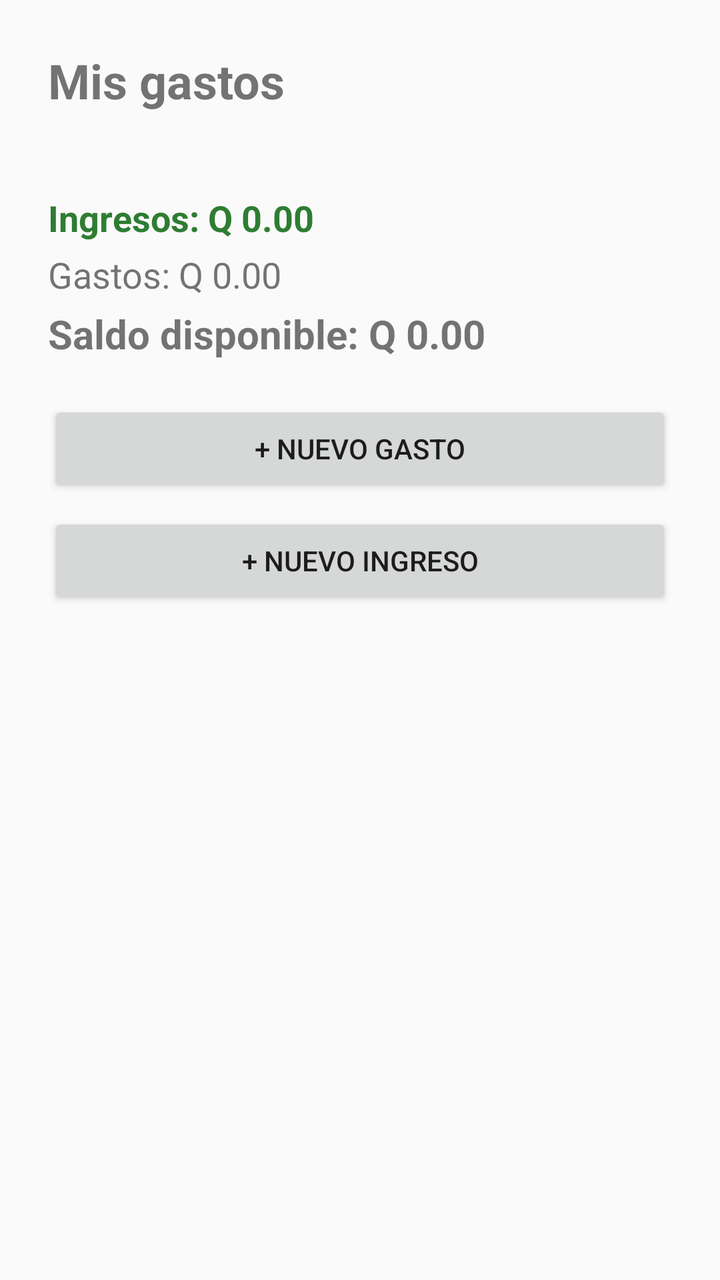
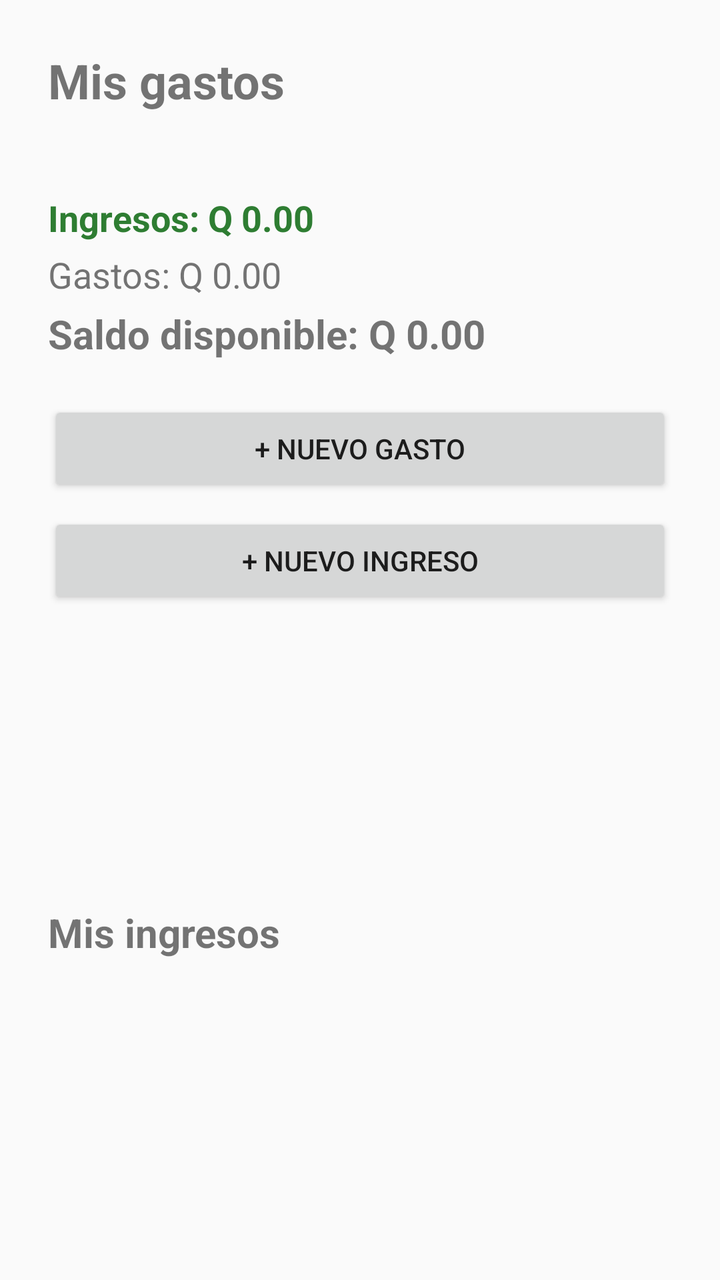

Two renders of the same Android screen: before a commit and after it. Below are the layout's source before the change and the commit's diff.
<!-- AndroidManifest.xml: activity theme Theme.ControlGastos -->
<!-- res/layout/activity_main.xml -->
<?xml version="1.0" encoding="utf-8"?>
<LinearLayout xmlns:android="http://schemas.android.com/apk/res/android"
    android:id="@+id/main"
    android:layout_width="match_parent"
    android:layout_height="match_parent"
    android:orientation="vertical"
    android:padding="24dp">

    <TextView
        android:layout_width="match_parent"
        android:layout_height="wrap_content"
        android:text="Mis gastos"
        android:textSize="24sp"
        android:textStyle="bold" />

    <TextView
        android:id="@+id/tvResumen"
        android:layout_width="match_parent"
        android:layout_height="wrap_content"
        android:layout_marginTop="4dp"
        android:textSize="18sp" />

    
    <TextView
        android:id="@+id/tvTotalIngresos"
        android:layout_width="match_parent"
        android:layout_height="wrap_content"
        android:layout_marginTop="12dp"
        android:text="Ingresos: Q 0.00"
        android:textColor="#2E7D32"
        android:textSize="18sp"
        android:textStyle="bold" />

    <TextView
        android:id="@+id/tvTotalGastos"
        android:layout_width="match_parent"
        android:layout_height="wrap_content"
        android:layout_marginTop="4dp"
        android:text="Gastos: Q 0.00"
        android:textSize="18sp" />

    <TextView
        android:id="@+id/tvSaldoDisponible"
        android:layout_width="match_parent"
        android:layout_height="wrap_content"
        android:layout_marginTop="4dp"
        android:layout_marginBottom="12dp"
        android:text="Saldo disponible: Q 0.00"
        android:textSize="20sp"
        android:textStyle="bold" />

    <Button
        android:id="@+id/btnNuevo"
        android:layout_width="match_parent"
        android:layout_height="wrap_content"
        android:layout_marginTop="8dp"
        android:text="+ Nuevo gasto" />

    <Button
        android:id="@+id/btnNuevoIngreso"
        android:layout_width="match_parent"
        android:layout_height="wrap_content"
        android:layout_marginTop="8dp"
        android:text="+ Nuevo ingreso" />

    
    <androidx.recyclerview.widget.RecyclerView
        android:id="@+id/rvGastos"
        android:layout_width="match_parent"
        android:layout_height="0dp"
        android:layout_marginTop="8dp"
        android:layout_weight="1" />
</LinearLayout>
<!-- resources referenced by this layout -->
<resources>
  <style name="Theme.ControlGastos" parent="Theme.AppCompat.DayNight.NoActionBar" />
</resources>

<!-- the commit's change to res/layout/activity_main.xml (unified diff, before → after) -->
@@ -70,4 +70,20 @@
         android:layout_height="0dp"
         android:layout_marginTop="8dp"
         android:layout_weight="1" />
+
+    <TextView
+        android:layout_width="match_parent"
+        android:layout_height="wrap_content"
+        android:layout_marginTop="12dp"
+        android:text="Mis ingresos"
+        android:textSize="20sp"
+        android:textStyle="bold" />
+
+    <androidx.recyclerview.widget.RecyclerView
+        android:id="@+id/rvIngresos"
+        android:layout_width="match_parent"
+        android:layout_height="0dp"
+        android:layout_weight="1"
+        android:layout_marginTop="8dp" />
+
 </LinearLayout>
